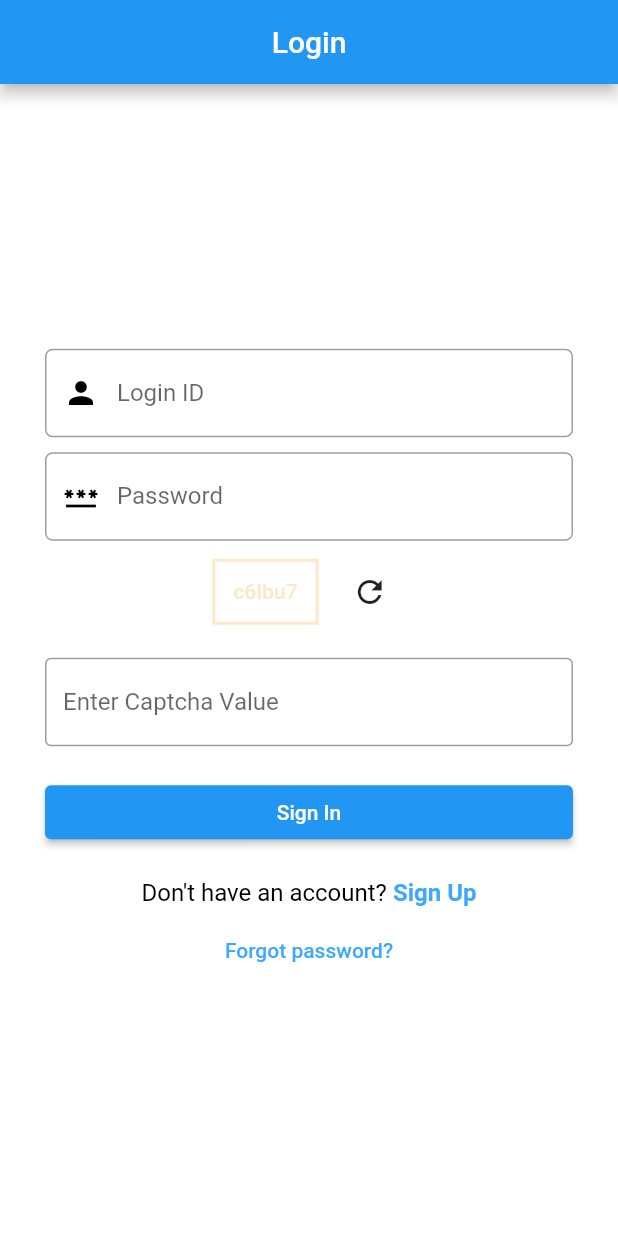
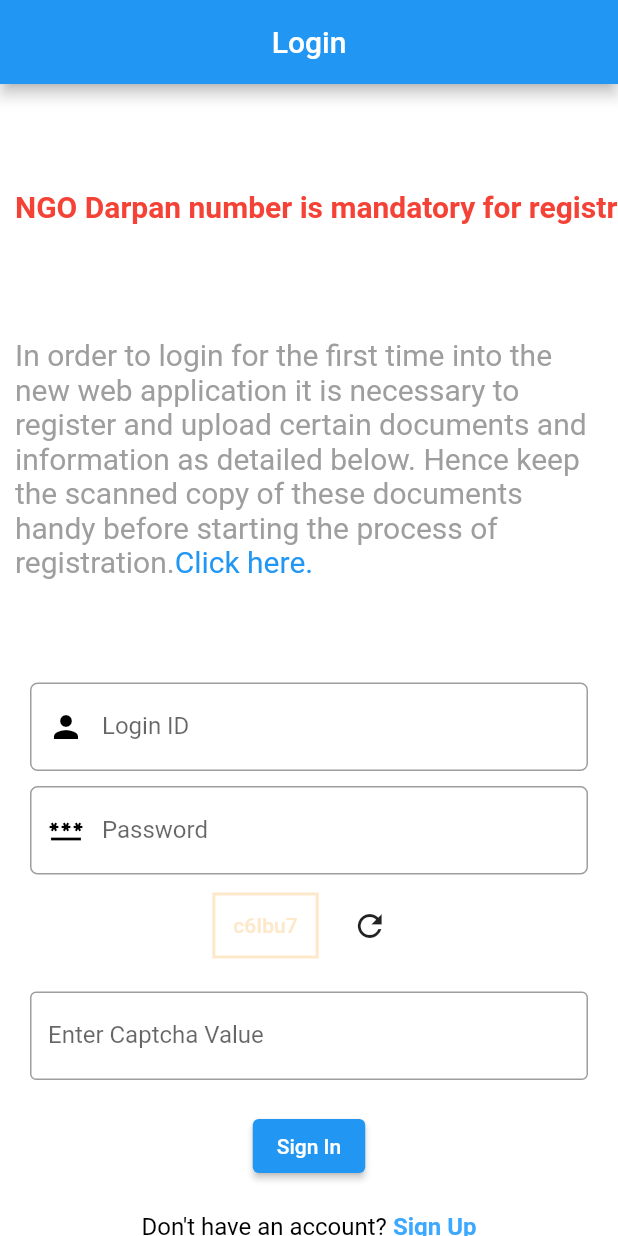
Before and after one commit to Npcbvi/NPCBVI_Flutter, a Flutter app: the screen it shows after launch, on a phone screen of 412 x 824 dp. Run offline on Flutter 3.47's test engine with Material 2 defaults, Android fonts, the phone set to English and light mode, and no system bars; drawn by our look-alikes of marquee; our stand-ins replace connectivity_plus, dio, fluttertoast, progress_dialog, shared_preferences; missing offline and left inert: dart:ffi; Roboto replaces fonts that are missing (Medium).

Commit message:
login api-done forgot password -api Sign up -ui-dropdown-spo-code
state Api-code
Spo api register

SpO APi-done-
DPM apis-done
LoginDesign-done

```diff
--- a/lib/src/apihandler/ApiController.dart
+++ b/lib/src/apihandler/ApiController.dart
@@ -97,8 +97,9 @@ class ApiController {
     //  Result result = loginModel.result;
     //  print("@@Result message----" + result.message);
       if (spoRegisterModel.status) {
+        Utils.showToast(spoRegisterModel.message, true);
+
       }
-      Utils.showToast(spoRegisterModel.message, true);
       return spoRegisterModel;
     } catch (e) {
       Utils.showToast(e.toString(), true);
--- a/lib/src/loginsignup/LoginScreen.dart
+++ b/lib/src/loginsignup/LoginScreen.dart
@@ -3,6 +3,7 @@ import 'dart:math';
 import 'package:flutter/cupertino.dart';
 import 'package:flutter/gestures.dart';
 import 'package:flutter/material.dart';
+import 'package:marquee/marquee.dart';
 import 'package:mohfw_npcbvi/src/apihandler/ApiController.dart';
 import 'package:mohfw_npcbvi/src/loginsignup/ForgotPasswordScreen.dart';
 import 'package:mohfw_npcbvi/src/loginsignup/RegisterScreen.dart';
@@ -11,7 +12,7 @@ import 'package:mohfw_npcbvi/src/utils/AppColor.dart';
 import 'package:mohfw_npcbvi/src/utils/AppConstants.dart';
 import 'package:mohfw_npcbvi/src/utils/Utils.dart';
 import 'package:mohfw_npcbvi/src/utils/AppColor.dart';
-
+import 'package:flutter/gestures.dart';
 class LoginScreen extends StatefulWidget {
 //no build method
   _LoginScreen createState() => _LoginScreen(); // connect using createState
@@ -19,7 +20,8 @@ class LoginScreen extends StatefulWidget {
 
 class _LoginScreen extends State<LoginScreen> {
   String menu;
-
+  TextStyle defaultStyle = TextStyle(color: Colors.grey, fontSize: 20.0);
+  TextStyle linkStyle = TextStyle(color: Colors.blue);
   // present buld method
   //create two class
   UserData userData = new UserData(); // dat aget in  edittext and send apis
@@ -66,13 +68,75 @@ class _LoginScreen extends State<LoginScreen> {
             'Login',
             style: new TextStyle(color: Colors.white),
           )),
-      body: Center(
-        child: Container(
-          margin: EdgeInsets.all(10),
-          alignment: Alignment.center,
-          child: ListView(
-            shrinkWrap: true,
+
+
+      body:SingleChildScrollView(
+        child: SizedBox(
+          height: MediaQuery.of(context).size.height - MediaQuery.of(context).padding.top,
+          child: Column(
+            crossAxisAlignment: CrossAxisAlignment.center,
             children: [
+              Expanded(
+                  child: Marquee(
+                    text: 'NGO Darpan number is mandatory for registration.',
+                    style: TextStyle(fontWeight: FontWeight.bold, fontSize:20,color: Colors.red),
+                    velocity: 50.0, //speed
+                    pauseAfterRound: Duration(seconds: 1),
+                    startPadding: 10.0,
+                    accelerationDuration: Duration(seconds: 1),
+                    accelerationCurve: Curves.linear,
+                    decelerationDuration: Duration(milliseconds: 500),
+                    decelerationCurve: Curves.easeOut,
+                  )
+              ),
+              Padding(
+                padding: const EdgeInsets.fromLTRB(10, 5, 10, 0),
+                child: Container(
+                  width: double.infinity,
+                  height: 220,
+                  child: RichText(
+                      text: TextSpan(
+                        style: defaultStyle,
+                        children: <TextSpan>[
+                          TextSpan(text:    'In order to login for the first time into the new web application it is necessary to'
+                              ' register and upload certain documents and information as detailed below. Hence keep'
+                              ' the scanned copy of these documents handy before starting the process of registration.'
+                             ),
+
+                          TextSpan(
+                              text: 'Click here.',
+                              style: linkStyle,
+                              recognizer: TapGestureRecognizer()
+                                ..onTap = () {
+                                 showDataAlert();
+                                }),
+                        ],
+                      ),
+                  ),
+                ),
+              ),
+
+            /*  Container(
+                  width: double.infinity,
+                  height: 220,
+                  padding: const EdgeInsets.all(8.0),
+                  child: ElevatedButton(
+                    onPressed: () {
+                      showDataAlert();
+                    },
+
+                    child: Text(
+                      'In order to login for the first time into the new web application it is necessary to'
+                      'register and upload certain documents and information as detailed below. Hence keep'
+                          'the scanned copy of these documents handy before starting the process of registration.'
+                      '\n' 'CHECKLIST FOR REGISTRATION'
+                          '\n''For NGOs'
+                          '\n''Darpan Number is must for registration. If you havent registered on Darpan portal'
+                          '\n''Click here.',
+                    ),
+                  ),
+              ),*/
+
               Padding(
                 padding: const EdgeInsets.fromLTRB(20, 10, 20.0, 0),
                 child: new TextField(
@@ -178,17 +242,17 @@ class _LoginScreen extends State<LoginScreen> {
               ),
               InkWell(
                 onTap: () {
-                   Navigator.push(
+                  Navigator.push(
                     context,
                     MaterialPageRoute(
                         builder: (context) => RegisterScreen()),
-                   );
+                  );
                 },
                 child: addSignUpButton(),
               ),
               MaterialButton(
                 onPressed: () {
-                   Navigator.push(context,
+                  Navigator.push(context,
                     MaterialPageRoute(builder: (context) => RegisterScreen()),
                   );
                 },
@@ -213,11 +277,6 @@ class _LoginScreen extends State<LoginScreen> {
                     children: [Icon(Icons.verified), Text("Verified")],
                   ),
                 )
-              /* else
-                Padding(
-                  padding: const EdgeInsets.all(8.0),
-                  child: const Text("Please enter value you see on screen"),
-                ),*/
             ],
           ),
         ),
@@ -292,7 +351,75 @@ class _LoginScreen extends State<LoginScreen> {
       });
     }
   }
+  showDataAlert() {
+    showDialog(
+        context: context,
+        builder: (context) {
+          return AlertDialog(
+            shape: RoundedRectangleBorder(
+              borderRadius: BorderRadius.all(
+                Radius.circular(
+                  20.0,
+                ),
+              ),
+            ),
+            contentPadding: EdgeInsets.only(
+              top: 10.0,
+            ),
+            title: Text(
+              "Full-Description",
+              style: TextStyle(fontSize: 24.0),
+            ),
+            content: Container(
+              height: 400,
+              child: SingleChildScrollView(
+                padding: const EdgeInsets.all(8.0),
+                child: Column(
+                  mainAxisAlignment: MainAxisAlignment.start,
+                  crossAxisAlignment: CrossAxisAlignment.start,
+                  mainAxisSize: MainAxisSize.min,
+                  children: <Widget>[
+                    Padding(
+                      padding: const EdgeInsets.all(8.0),
+                      child: Text(
+                        'In order to login for the first time into the new web application it is necessary to'
+                            ' register and upload certain documents and information as detailed below. Hence keep'
+                            ' the scanned copy of these documents handy before starting the process of registration.'
+                            +'\n'+
+                            ' CHECKLIST FOR REGISTRATION'
+                            +'\n'+
+                            ' For NGOs'
+                            ' Darpan Number is must for registration. If you havent registered on Darpan portal'
+                            +'\n'+
+                            'Click here.'
+                            +'\n'+
+                            ' Equipment details of your hospital is to be filled once you login.'
+                            ' Documents Check list : Scanned copies of following documents needs to be uploaded:'
+                            ' Society/Charitable public trust registration certificate'
+                            ' Minimum 3 years of experience certificate'
+                            ' Bank Details like Account No. , Bank IFSC Code and Bank Name.'
+                            +'\n'+
+
+
+                            ' For Private Prac./ Private Medical Colleges/ Others:'
+                            ' Equipment details of your hospital is to be filled.'
+                            ' Documents Check list : Scanned copies of following documents needs to be uploaded:'
+                            ' MS Opthalmology Degree'
+                            ' Two years Experience post PG'
+                            +'\n'+
+                            ' If there is any problem in the registration please contact :helpdesk[dot]npcb[at]nic[dot]in.',
+                        style: TextStyle(fontSize: 12),
+                      ),
+                    ),
+                  ],
+                ),
+              ),
+            ),
+          );
+        });
+  }
 }
+
 
 class UserData {
   String loginId;
--- a/lib/src/loginsignup/RegisterScreen.dart
+++ b/lib/src/loginsignup/RegisterScreen.dart
@@ -165,6 +165,7 @@ class _RegisterScreen extends State<RegisterScreen> {
               margin: EdgeInsets.fromLTRB(0, 10, 0, 0),
               child: Container(
                 color: Colors.blue,
+
                 child: Padding(
                   padding: const EdgeInsets.all(8.0),
                   child: Row(
--- a/pubspec.yaml
+++ b/pubspec.yaml
@@ -44,7 +44,7 @@ dependencies:
   cupertino_icons: ^1.0.0
   dio: ^3.0.9  #latest version
   path_provider: ^2.0.8
-
+  marquee: ^2.2.3
 
 # For information on the generic Dart part of this file, see the
 # following page: https://dart.dev/tools/pub/pubspec
```
Also changed, not shown: lib/src/maindashboard/MainDashboard.dart (added), pubspec.lock.
